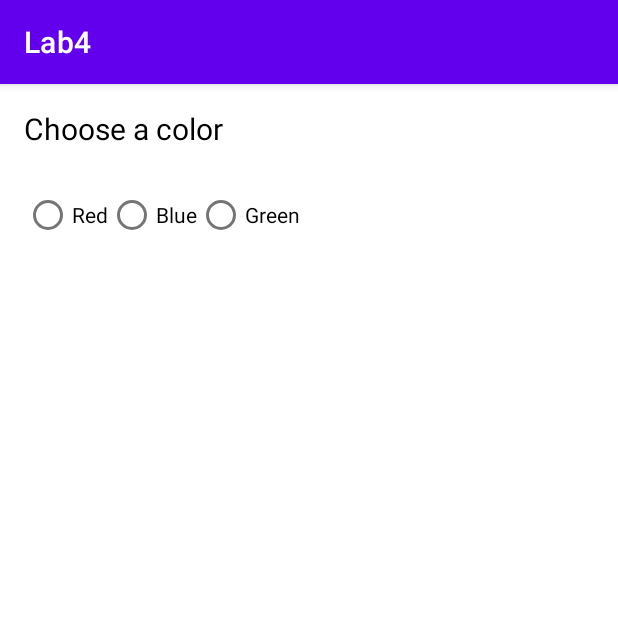
After one commit to sharjeel-siddiqui12/dive-into-mobile-application-development, an Android app built with Jetpack Compose: the L4exercise2 screen opened directly, with no data from a screen before it, on a phone screen of 412 x 824 dp, the top half of it. The commit adds this screen. Run offline under Robolectric (Android 15) with nearby library versions, the phone set to English and light mode, and no system bars.

Commit message:
Lab 4 started and 2 exercises are done

```diff
--- a/app/src/main/java/com/example/lab3/L3exercise3ListFrag.java
+++ b/app/src/main/java/com/example/lab3/L3exercise3ListFrag.java
@@ -14,8 +14,8 @@ import androidx.fragment.app.ListFragment;
 public class L3exercise3ListFrag extends ListFragment  {
     private TextView name, location;
 
-    String[] users = { "Sharjeel", "Umar", "Ghaffar", "Shaheer", "Jawad" };
-    String[] locations = { "Karachi", "Lahore", "Hyderabad", "Islamabad", "Rawalpindi"};
+    String[] users = { "John", "Cena", "Undertaker", "kane", "Reigns" };
+    String[] locations = { "NY", "LA", "California", "washington", "Dallas"};
 
     @Override
     public View onCreateView(LayoutInflater inflater, ViewGroup container, Bundle savedInstanceState) {
--- a/app/src/main/java/com/example/lab3/L3exercise4List.java
+++ b/app/src/main/java/com/example/lab3/L3exercise4List.java
@@ -10,8 +10,8 @@ import android.widget.ListView;
 import androidx.fragment.app.ListFragment;
 
 public class L3exercise4List extends ListFragment    {
-    String[] courses = { "React", "iOS", "Node.js", "Java", "Kotlin" };
-    String[] details = { "React development course", "iOS development course", "Node.js course", "Java programming", "Kotlin development course" };
+    String[] courses = { "CSS", "Go", "Ruby", "SQL", "Kotlin" };
+    String[] details = { "CSS development course", "Go development course", "Ruby course", "SQL programming", "Kotlin development course" };
 
     @Override
     public View onCreateView(LayoutInflater inflater, ViewGroup container, Bundle savedInstanceState) {
--- /dev/null
+++ b/app/src/main/java/com/example/lab4/L4exercise2.java
@@ -0,0 +1,54 @@
+package com.example.lab4;
+
+import android.os.Bundle;
+
+import androidx.activity.EdgeToEdge;
+import androidx.appcompat.app.AppCompatActivity;
+import androidx.core.graphics.Insets;
+import androidx.core.view.ViewCompat;
+import androidx.core.view.WindowInsetsCompat;
+
+import com.example.mad_lab.R;
+
+import android.graphics.Color;
+import android.os.Bundle;
+import android.widget.RadioButton;
+import android.widget.RadioGroup;
+import android.widget.TextView;
+import androidx.appcompat.app.AppCompatActivity;
+import android.graphics.Color;
+import android.os.Bundle;
+import android.view.View;
+import android.widget.RadioButton;
+import android.widget.RadioGroup;
+import android.widget.TextView;
+import androidx.appcompat.app.AppCompatActivity;
+
+public class L4exercise2 extends AppCompatActivity {
+
+    private TextView textView;
+    private RadioGroup radioGroup;
+
+    @Override
+    protected void onCreate(Bundle savedInstanceState) {
+        super.onCreate(savedInstanceState);
+        setContentView(R.layout.activity_l4exercise2);
+
+        textView = findViewById(R.id.textView);
+        radioGroup = findViewById(R.id.radioGroup);
+
+        // Set up listener for the radio group
+        radioGroup.setOnCheckedChangeListener(new RadioGroup.OnCheckedChangeListener() {
+            @Override
+            public void onCheckedChanged(RadioGroup group, int checkedId) {
+                if (checkedId == R.id.radioRed) {
+                    textView.setTextColor(Color.RED);
+                } else if (checkedId == R.id.radioBlue) {
+                    textView.setTextColor(Color.BLUE);
+                } else if (checkedId == R.id.radioGreen) {
+                    textView.setTextColor(Color.GREEN);
+                }
+            }
+        });
+    }
+}
--- /dev/null
+++ b/app/src/main/res/drawable/custom_background.xml
@@ -0,0 +1,5 @@
+<?xml version="1.0" encoding="utf-8"?>
+<shape xmlns:android="http://schemas.android.com/apk/res/android"
+    android:shape="rectangle">
+    <solid android:color="#3F51B5" />  <stroke
+    android:width="2dp"  android:color="@android:color/white" />  </shape>
--- /dev/null
+++ b/app/src/main/res/drawable/gradient_background.xml
@@ -0,0 +1,6 @@
+<?xml version="1.0" encoding="utf-8"?>
+<gradient xmlns:android="http://schemas.android.com/apk/res/android"
+    android:angle="90"
+    android:startColor="#FFE0C2"
+    android:endColor="#FFAFBD">
+</gradient>
--- /dev/null
+++ b/app/src/main/res/drawable/rounded_container_bg.xml
@@ -0,0 +1,4 @@
+<?xml version="1.0" encoding="utf-8"?>
+<shape xmlns:android="http://schemas.android.com/apk/res/android"
+    android:shape="rectangle">
+    <solid android:color="#F5F5F5" />  <corners android:radius="16dp" />  </shape>
--- /dev/null
+++ b/app/src/main/res/layout/activity_l4exercise2.xml
@@ -0,0 +1,45 @@
+<?xml version="1.0" encoding="utf-8"?>
+<LinearLayout xmlns:android="http://schemas.android.com/apk/res/android"
+    android:layout_width="match_parent"
+    android:layout_height="match_parent"
+    android:orientation="vertical"
+    android:padding="16dp">
+
+    <!-- TextView for displaying the message -->
+    <TextView
+        android:id="@+id/textView"
+        android:layout_width="wrap_content"
+        android:layout_height="wrap_content"
+        android:text="Choose a color"
+        android:textSize="20sp"
+        android:textColor="#000000" />
+
+    <!-- RadioGroup to hold the radio buttons -->
+    <RadioGroup
+        android:id="@+id/radioGroup"
+        android:layout_width="wrap_content"
+        android:layout_height="wrap_content"
+        android:orientation="horizontal"
+        android:layout_marginTop="20dp">
+
+        <!-- Radio Buttons for color selection -->
+        <RadioButton
+            android:id="@+id/radioRed"
+            android:layout_width="wrap_content"
+            android:layout_height="wrap_content"
+            android:text="Red" />
+
+        <RadioButton
+            android:id="@+id/radioBlue"
+            android:layout_width="wrap_content"
+            android:layout_height="wrap_content"
+            android:text="Blue" />
+
+        <RadioButton
+            android:id="@+id/radioGreen"
+            android:layout_width="wrap_content"
+            android:layout_height="wrap_content"
+            android:text="Green" />
+    </RadioGroup>
+
+</LinearLayout>
--- a/app/src/main/res/values/strings.xml
+++ b/app/src/main/res/values/strings.xml
@@ -13,7 +13,7 @@
     <string name="l2e2_my_name">Muhammad Sharjeel Siddiqui</string>
     <string name="l2e2_instructor_name">Miss Gul Saba</string>
 
-    <string name="app_name">BakeryProductOrderForm</string>
+    <!--    <string name="app_name">BakeryProductOrderForm</string>-->
     <string-array name="quantity_array">
         <item>1</item>
         <item>2</item>
@@ -22,7 +22,8 @@
         <item>5</item>
     </string-array>
 
-    <string name="Lab3">Lab3</string>
+    <string name="app_name">Lab4</string>
+    <string name="message">Welcome to the new activity!</string>
 
 
 </resources>
```
Also changed, not shown: app/src/main/AndroidManifest.xml (+30 -47 lines), app/src/main/java/com/example/lab4/L4exercise1.java (added, +35 -0 lines), app/src/main/java/com/example/lab4/L4exercise1Display.java (added, +27 -0 lines), app/src/main/java/com/example/mad_lab/MainActivity.java (deleted, +0 -18 lines), app/src/main/res/layout/activity_l3exercise2_frag1.xml (+31 -4 lines), app/src/main/res/layout/activity_l3exercise2_frag2.xml (+40 -7 lines), app/src/main/res/layout/activity_l3exercise2_frag_main.xml (+50 -9 lines), app/src/main/res/layout/activity_l3exercise3_detail_info.xml (+22 -5 lines), app/src/main/res/layout/activity_l3exercise3_list_items.xml (+13 -2 lines), app/src/main/res/layout/activity_l4exercise1.xml (added, +12 -0 lines), app/src/main/res/layout/activity_main3.xml (added, +15 -0 lines).
